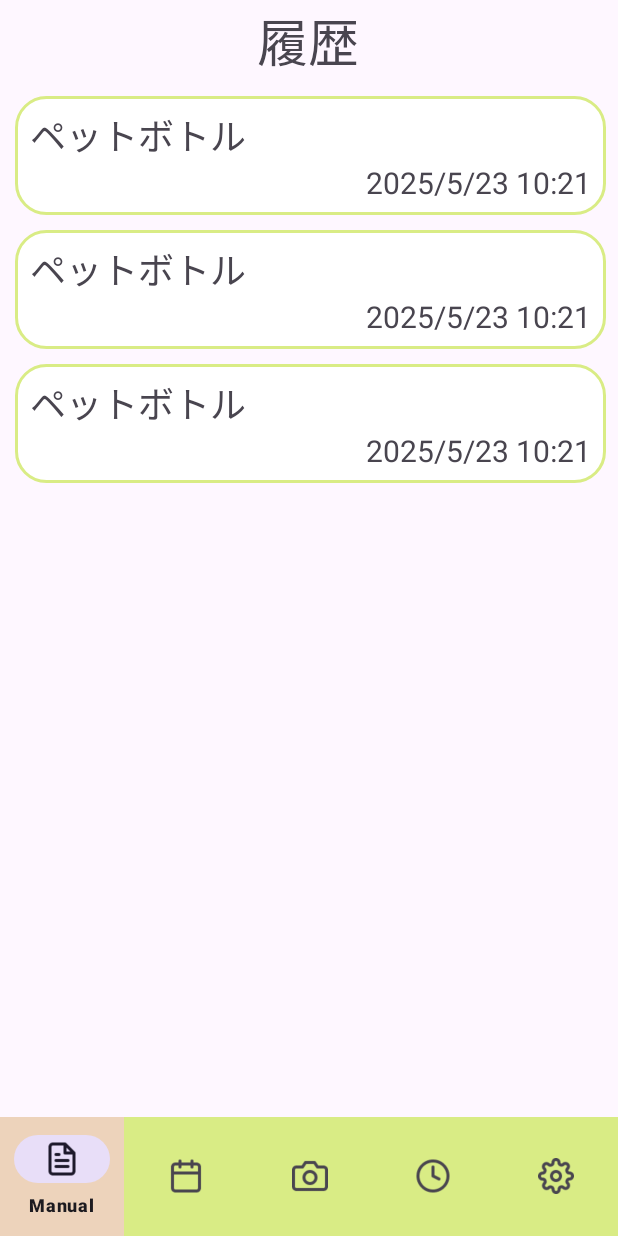
After one commit to dog0504/gomimi-android, an Android app: the layout activity_history.xml on its own in the app's theme, with its tools: preview values and no code run, on a phone screen of 412 x 824 dp. The commit adds this screen. Run offline under Robolectric (Android 15) with nearby library versions, the phone set to English and light mode, and no system bars.

Commit message:
カレンダー画面、履歴画面、設定画面作成，

```diff
--- a/app/build.gradle.kts
+++ b/app/build.gradle.kts
@@ -40,7 +40,7 @@ android {
 dependencies {
     implementation("androidx.core:core-ktx:1.12.0")
     implementation("androidx.appcompat:appcompat:1.7.0")
-    implementation("com.google.android.material:material:1.11.0")
+    implementation("com.google.android.material:material:1.12.0")
     implementation("androidx.constraintlayout:constraintlayout:2.1.4")
 
     implementation("com.google.android.gms:play-services-auth:21.0.0")
--- /dev/null
+++ b/app/src/main/res/drawable/day_bg.xml
@@ -0,0 +1,6 @@
+<?xml version="1.0" encoding="utf-8"?>
+<shape xmlns:android="http://schemas.android.com/apk/res/android"
+    android:shape="rectangle">
+    <solid android:color="#F5DCC5" />
+    <corners android:radius="16dp" />
+</shape>
--- /dev/null
+++ b/app/src/main/res/layout/activity_history.xml
@@ -0,0 +1,44 @@
+<?xml version="1.0" encoding="utf-8"?>
+<androidx.constraintlayout.widget.ConstraintLayout
+    xmlns:android="http://schemas.android.com/apk/res/android"
+    xmlns:app="http://schemas.android.com/apk/res-auto"
+    xmlns:tools="http://schemas.android.com/tools"
+    android:id="@+id/mainLayout"
+    android:layout_width="match_parent"
+    android:layout_height="match_parent"
+    >
+
+    <LinearLayout
+        android:layout_width="match_parent"
+        android:layout_height="match_parent"
+        android:orientation="vertical">
+
+        <TextView
+            android:id="@+id/textView10"
+            android:layout_width="118dp"
+            android:layout_height="54dp"
+            android:layout_gravity="center"
+            android:gravity="center"
+            android:text="履歴"
+            android:textSize="34sp" />
+
+        <androidx.recyclerview.widget.RecyclerView
+            android:id="@+id/recyclerView"
+            android:layout_width="414dp"
+            android:layout_height="wrap_content"
+            tools:listitem="@layout/history_list_row" />
+
+    </LinearLayout>
+
+    <com.google.android.material.bottomnavigation.BottomNavigationView
+        android:id="@+id/bottomMenu"
+        android:layout_width="match_parent"
+        android:layout_height="79dp"
+        android:background="#D9EC85"
+        app:itemBackground="@drawable/nav_item_background"
+        app:layout_constraintBottom_toBottomOf="parent"
+        app:layout_constraintEnd_toEndOf="parent"
+        app:layout_constraintStart_toStartOf="parent"
+        app:menu="@menu/bottom_nav_menu" />
+
+</androidx.constraintlayout.widget.ConstraintLayout>
--- /dev/null
+++ b/app/src/main/res/layout/history_list_row.xml
@@ -0,0 +1,33 @@
+<?xml version="1.0" encoding="utf-8"?>
+<LinearLayout xmlns:android="http://schemas.android.com/apk/res/android"
+    android:layout_width="match_parent"
+    android:layout_height="wrap_content"
+    android:layout_marginLeft="10dp"
+    android:layout_marginTop="10dp"
+    android:layout_marginRight="10dp"
+    android:background="@drawable/m_button"
+    android:gravity="center_horizontal"
+    android:orientation="vertical">
+
+    <TextView
+        android:id="@+id/textView8"
+        android:layout_width="wrap_content"
+        android:layout_height="wrap_content"
+        android:layout_gravity="start"
+        android:layout_marginStart="10sp"
+        android:layout_marginTop="8dp"
+        android:layout_weight="1"
+        android:text="ペットボトル"
+        android:textSize="24sp" />
+
+    <TextView
+        android:id="@+id/textView9"
+        android:layout_width="wrap_content"
+        android:layout_height="wrap_content"
+        android:layout_gravity="end"
+        android:layout_marginEnd="10dp"
+        android:layout_marginBottom="8dp"
+        android:layout_weight="1"
+        android:text="2025/5/23 10:21"
+        android:textSize="20sp" />
+</LinearLayout>
```
Also changed, not shown: app/src/main/java/com/example/test/CalendarActivity.kt (added, +88 -0 lines), app/src/main/java/com/example/test/MainActivity.kt (+10 -2 lines), app/src/main/res/drawable/settingsbtn.xml (added, +19 -0 lines), app/src/main/res/layout/activity_calendar.xml (added, +48 -0 lines), app/src/main/res/layout/activity_main.xml (+9 -9 lines), app/src/main/res/layout/activity_manual.xml (+14 -14 lines), app/src/main/res/layout/item_day.xml (added, +31 -0 lines), app/src/main/res/layout/manual_caption.xml (added, +73 -0 lines), app/src/main/res/layout/notification_settings.xml (added, +127 -0 lines), app/src/main/res/layout/settings_menu.xml (added, +136 -0 lines).
